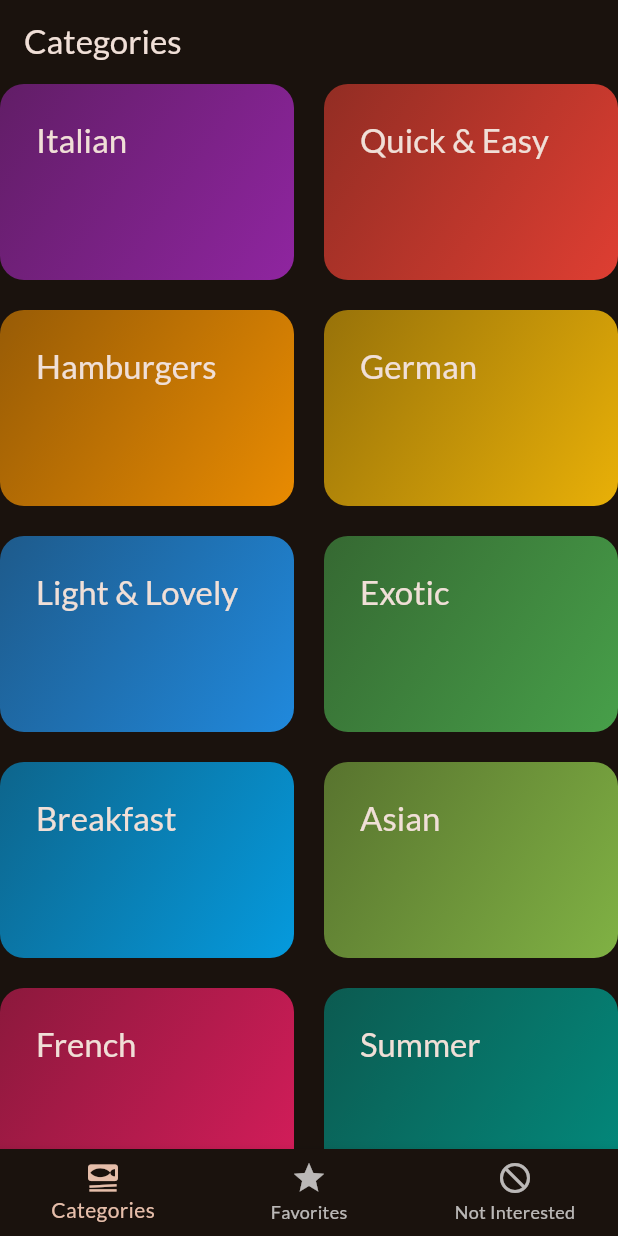
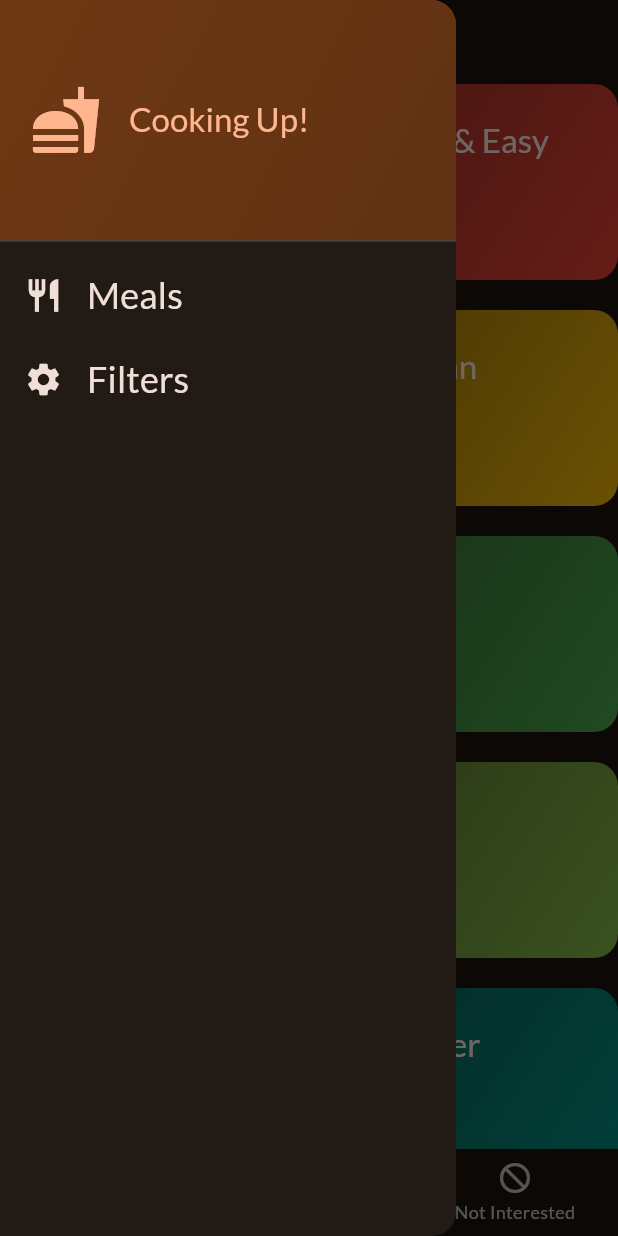
Before and after one commit to AhmadWannous/FLUTTER-MEALS, a Flutter app: the screen it shows after launch, with the side drawer open (before the commit the screen has no drawer), on a phone screen of 412 x 824 dp. Run offline on Flutter 3.47's test engine with Material 3 defaults, Android fonts, the phone set to English and light mode, and no system bars; our stand-ins replace google_fonts, transparent_image.

Commit message:
Drawer & Filters

```diff
--- a/lib/screens/tabs.dart
+++ b/lib/screens/tabs.dart
@@ -2,12 +2,14 @@ import 'package:flutter/material.dart';
 
 import 'package:meals/models/meal.dart';
 import 'package:meals/screens/categories.dart';
+import 'package:meals/screens/filters.dart';
 import 'package:meals/screens/meals.dart';
+import 'package:meals/widgets/main_drawer.dart';
 
 class TabsScreen extends StatefulWidget {
   const TabsScreen({super.key});
   @override
-  State<StatefulWidget> createState() {
+  State<TabsScreen> createState() {
     return _TabsScreenState();
   }
 }
@@ -63,6 +65,17 @@ class _TabsScreenState extends State<TabsScreen> {
     });
   }
 
+  void _setScreen(String identifier) {
+    Navigator.of(context).pop();
+    if (identifier == 'filters') {
+      Navigator.of(context).push(
+        MaterialPageRoute(
+          builder: (ctx) => FiltersScreen(),
+        ),
+      );
+    }
+  }
+
   @override
   Widget build(BuildContext context) {
     Widget activePage = CategoriesScreen(
@@ -93,6 +106,9 @@ class _TabsScreenState extends State<TabsScreen> {
       appBar: AppBar(
         title: Text(activePageTitle),
       ),
+      drawer: MainDrawer(
+        onSelectScreen: _setScreen,
+      ),
       body: activePage,
       bottomNavigationBar: BottomNavigationBar(
         onTap: _selectedPage,
--- /dev/null
+++ b/lib/widgets/main_drawer.dart
@@ -0,0 +1,89 @@
+import 'package:flutter/material.dart';
+
+class MainDrawer extends StatelessWidget {
+  const MainDrawer({
+    super.key,
+    required this.onSelectScreen,
+  });
+
+  final void Function(String identifier) onSelectScreen;
+
+  @override
+  Widget build(BuildContext context) {
+    return Drawer(
+      child: Column(
+        children: [
+          DrawerHeader(
+            padding: EdgeInsets.all(20),
+            decoration: BoxDecoration(
+              gradient: LinearGradient(
+                colors: [
+                  Theme.of(context).colorScheme.primaryContainer,
+                  Theme.of(context)
+                      .colorScheme
+                      .primaryContainer
+                      .withOpacity(0.8),
+                ],
+                begin: Alignment.topLeft,
+                end: Alignment.bottomRight,
+              ),
+            ),
+            child: Row(
+              children: [
+                Icon(
+                  Icons.fastfood,
+                  size: 48,
+                  color: Theme.of(context).colorScheme.primary,
+                ),
+                SizedBox(
+                  width: 18,
+                ),
+                Text(
+                  'Cooking Up!',
+                  style: Theme.of(context)
+                      .textTheme
+                      .titleLarge!
+                      .copyWith(color: Theme.of(context).colorScheme.primary),
+                )
+              ],
+            ),
+          ),
+          ListTile(
+            leading: Icon(
+              Icons.restaurant,
+              size: 26,
+              color: Theme.of(context).colorScheme.onSurface,
+            ),
+            title: Text(
+              'Meals',
+              style: Theme.of(context).textTheme.titleSmall!.copyWith(
+                    color: Theme.of(context).colorScheme.onSurface,
+                    fontSize: 24,
+                  ),
+            ),
+            onTap: () {
+              onSelectScreen('meals');
+            },
+          ),
+          ListTile(
+            leading: Icon(
+              Icons.settings,
+              size: 26,
+              color: Theme.of(context).colorScheme.onSurface,
+            ),
+            title: Text(
+              'Filters',
+              style: Theme.of(context).textTheme.titleSmall!.copyWith(
+                    color: Theme.of(context).colorScheme.onSurface,
+                    fontSize: 24,
+                  ),
+            ),
+            onTap: () {
+              onSelectScreen('filters');
+            },
+          ),
+        ],
+      ),
+    );
+  }
+}
```
Also changed, not shown: lib/screens/filters.dart (added, +131 -0 lines).
